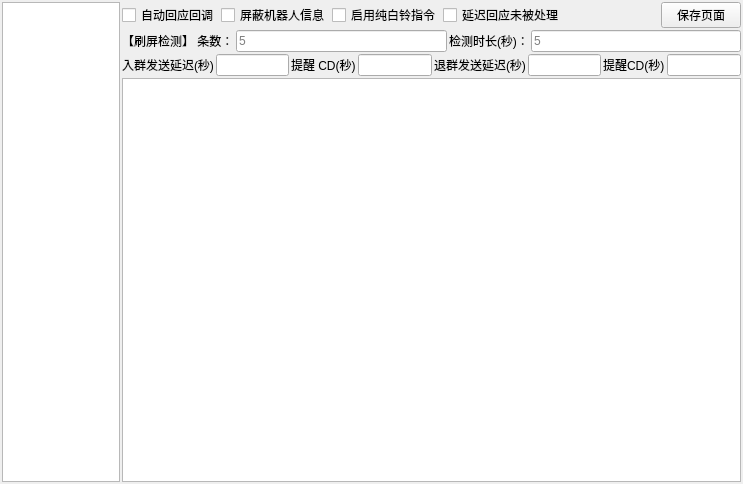
The window that ai/qunguan.ui (qiancao1/chun_bai_ling) describes before a commit, drawn with Qt 5.
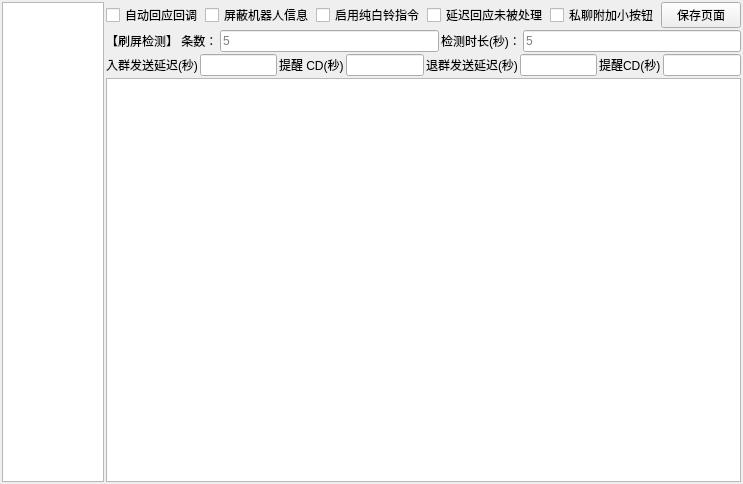
The same window after the commit.

The edit to the form file:
```diff
--- a/ai/qunguan.ui
+++ b/ai/qunguan.ui
@@ -89,6 +89,13 @@
          </property>
         </widget>
        </item>
+       <item>
+        <widget class="QCheckBox" name="checkBox_4">
+         <property name="text">
+          <string>私聊附加小按钮</string>
+         </property>
+        </widget>
+       </item>
        <item>
         <spacer name="horizontalSpacer">
          <property name="orientation">
```
